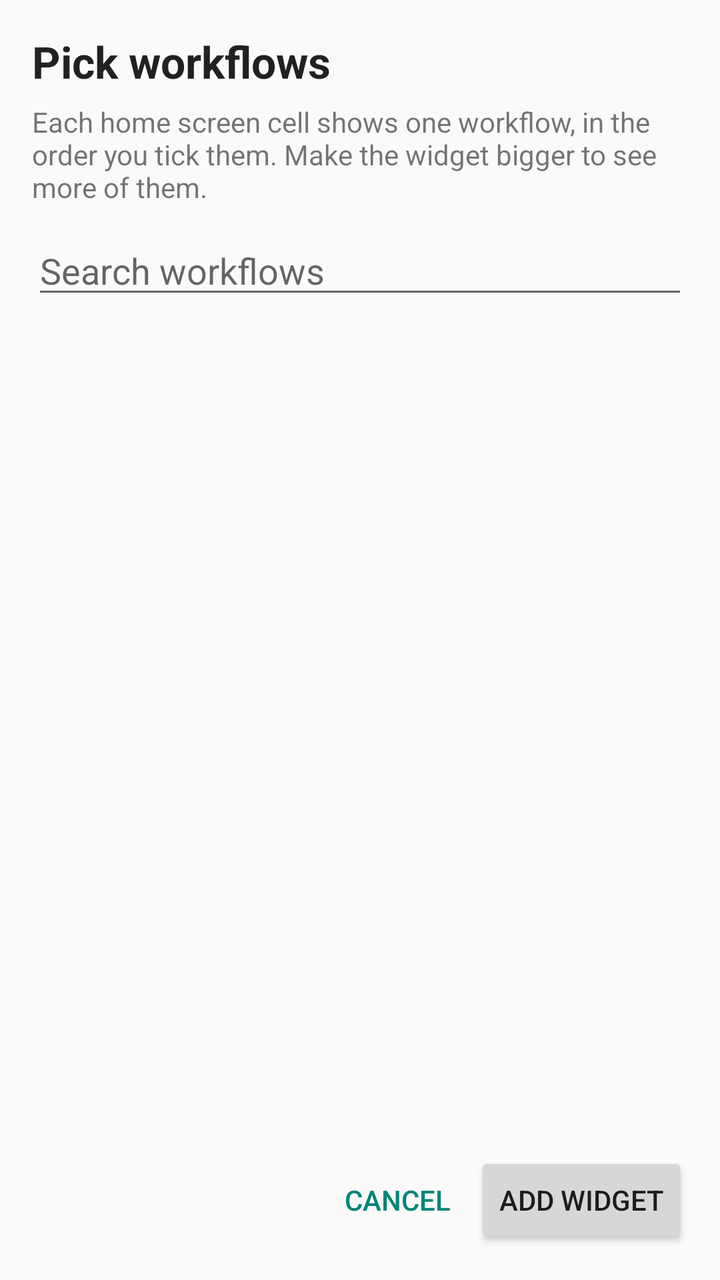
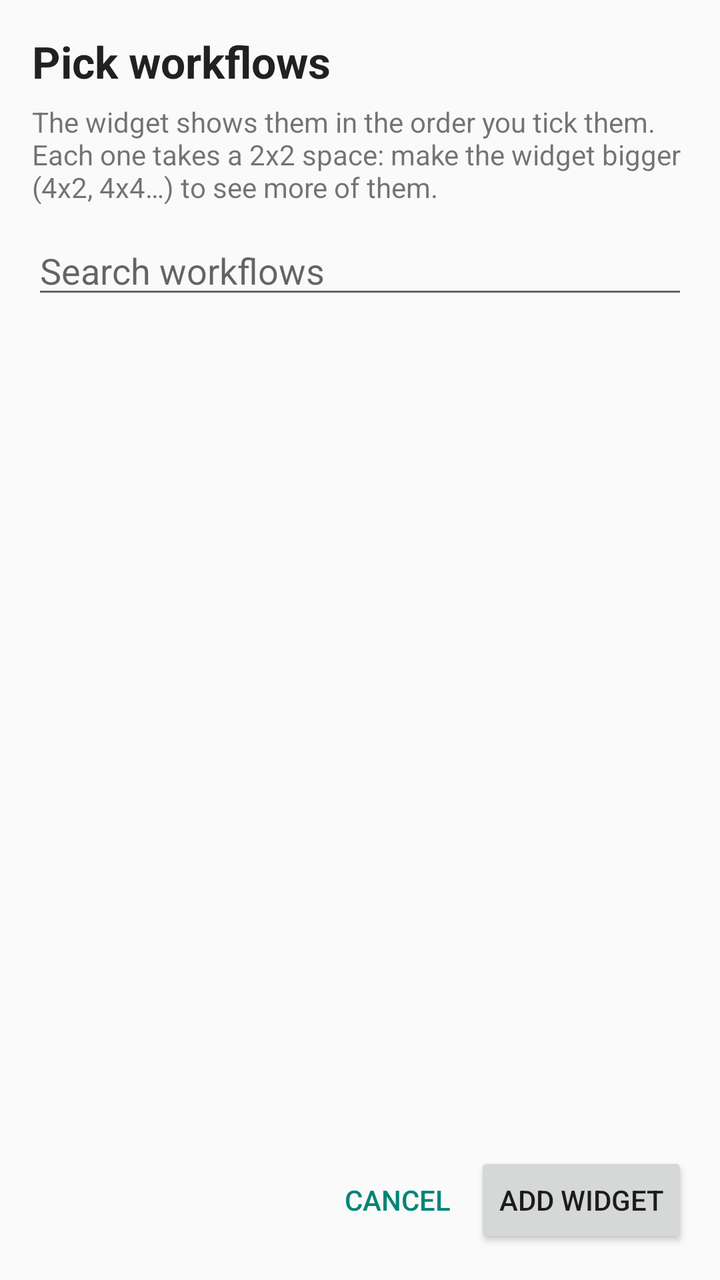

An Android layout rendered at two revisions. The XML below is the earlier revision; the diff shows what the commit changed to produce the second picture.
<!-- AndroidManifest.xml: activity theme WidgetConfigTheme -->
<!-- res/layout/widget_config.xml -->
<?xml version="1.0" encoding="utf-8"?>
<LinearLayout xmlns:android="http://schemas.android.com/apk/res/android"
    android:id="@+id/config_root"
    android:layout_width="match_parent"
    android:layout_height="match_parent"
    android:background="?android:attr/colorBackground"
    android:orientation="vertical"
    android:padding="16dp">

    <TextView
        android:layout_width="match_parent"
        android:layout_height="wrap_content"
        android:text="Pick workflows"
        android:textAppearance="?android:attr/textAppearanceLarge"
        android:textStyle="bold" />

    <TextView
        android:layout_width="match_parent"
        android:layout_height="wrap_content"
        android:paddingTop="6dp"
        android:paddingBottom="10dp"
        android:text="Each home screen cell shows one workflow, in the order you tick them. Make the widget bigger to see more of them."
        android:textAppearance="?android:attr/textAppearanceSmall" />

    <EditText
        android:id="@+id/config_search"
        android:layout_width="match_parent"
        android:layout_height="wrap_content"
        android:hint="Search workflows"
        android:importantForAutofill="no"
        android:inputType="text"
        android:singleLine="true" />

    <TextView
        android:id="@+id/config_status"
        android:layout_width="match_parent"
        android:layout_height="wrap_content"
        android:paddingTop="12dp"
        android:paddingBottom="12dp"
        android:visibility="gone" />

    <ListView
        android:id="@+id/config_list"
        android:layout_width="match_parent"
        android:layout_height="0dp"
        android:layout_weight="1" />

    <LinearLayout
        android:layout_width="match_parent"
        android:layout_height="wrap_content"
        android:gravity="end"
        android:orientation="horizontal"
        android:paddingTop="8dp">

        <Button
            android:id="@+id/config_cancel"
            style="?android:attr/buttonBarButtonStyle"
            android:layout_width="wrap_content"
            android:layout_height="wrap_content"
            android:text="Cancel" />

        <Button
            android:id="@+id/config_save"
            android:layout_width="wrap_content"
            android:layout_height="wrap_content"
            android:text="Add widget" />
    </LinearLayout>
</LinearLayout>
<!-- resources referenced by this layout -->
<resources>
  <style name="WidgetConfigTheme" parent="Theme.AppCompat.DayNight.NoActionBar" />
</resources>

<!-- the commit's change to res/layout/widget_config.xml (unified diff, before → after) -->
@@ -19,7 +19,7 @@
         android:layout_height="wrap_content"
         android:paddingTop="6dp"
         android:paddingBottom="10dp"
-        android:text="Each home screen cell shows one workflow, in the order you tick them. Make the widget bigger to see more of them."
+        android:text="The widget shows them in the order you tick them. Each one takes a 2x2 space: make the widget bigger (4x2, 4x4…) to see more of them."
         android:textAppearance="?android:attr/textAppearanceSmall" />
 
     <EditText
